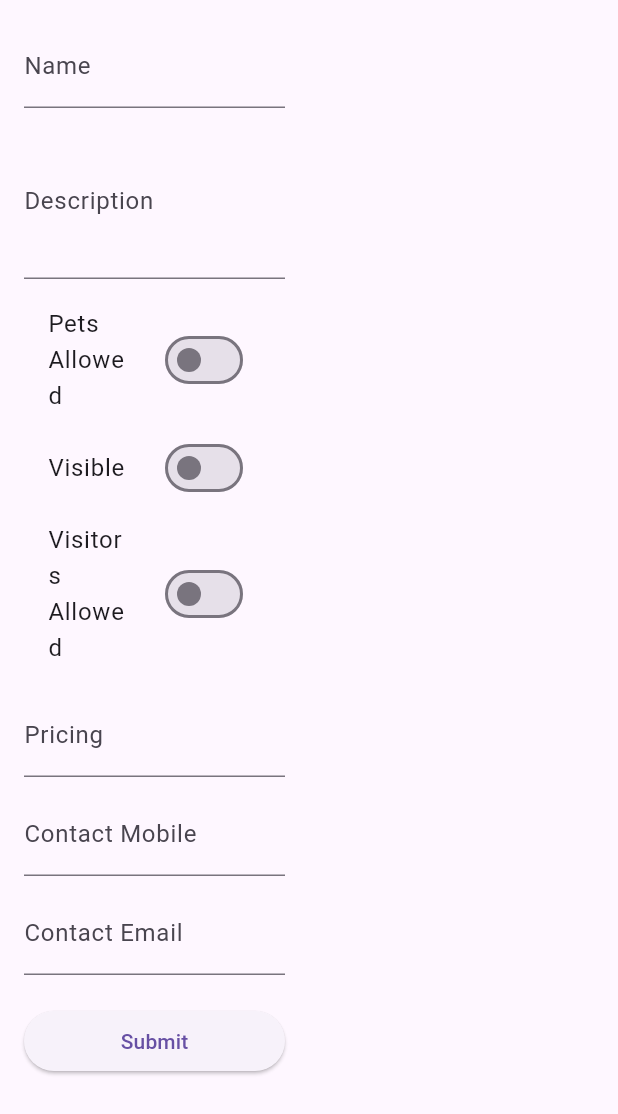
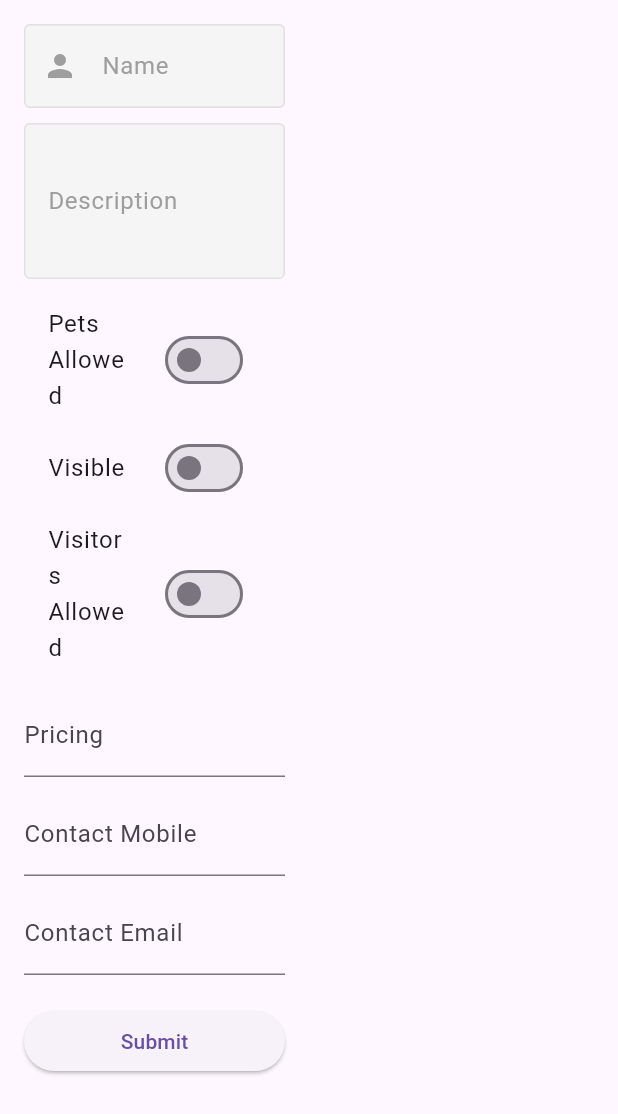
Before and after one commit to mary3l/Flutter-Web_Student_Housing, a Flutter app: the HousingForm widget shown alone on an empty page, opened directly, on a phone screen of 412 x 824 dp. Shown: the top 1114 px of the screen. Run offline on Flutter 3.47's test engine with Material 3 defaults, Android fonts, the phone set to English and light mode, and no system bars; our stand-ins replace carousel_slider, cloud_firestore, firebase_auth, firebase_core, google_sign_in, shared_preferences; accounts and stored records are empty.

Commit message:
Fixing UI

```diff
--- a/lib/widgets/Form.dart
+++ b/lib/widgets/Form.dart
@@ -30,7 +30,29 @@
           child: ListView(
             children: <Widget>[
               TextFormField(
-                decoration: InputDecoration(labelText: 'Name'),
+                decoration: InputDecoration(
+                  labelText: 'Name',
+                  labelStyle: TextStyle(color: Colors.grey),
+                  hintText: 'Enter your full name',
+                  hintStyle: TextStyle(color: Colors.grey.shade500),
+                  errorBorder: OutlineInputBorder(
+                    borderSide: BorderSide(color: Colors.redAccent, width: 1.0),
+                  ),
+                  focusedBorder: OutlineInputBorder(
+                    borderSide:
+                        BorderSide(color: Colors.blueAccent, width: 2.0),
+                  ),
+                  enabledBorder: OutlineInputBorder(
+                    borderSide:
+                        BorderSide(color: Colors.grey.shade300, width: 1.0),
+                  ),
+                  border: OutlineInputBorder(
+                    borderRadius: BorderRadius.circular(8.0),
+                  ),
+                  prefixIcon: Icon(Icons.person, color: Colors.grey),
+                  fillColor: Colors.grey.shade100,
+                  filled: true,
+                ),
                 validator: (value) {
                   if (value == null || value.isEmpty) {
                     return 'Please enter a name';
@@ -43,7 +65,28 @@
               ),
               SizedBox(height: 10),
               TextFormField(
-                decoration: InputDecoration(labelText: 'Description'),
+                decoration: InputDecoration(
+                  labelText: 'Description',
+                  labelStyle: TextStyle(color: Colors.grey),
+                  hintText: 'Enter a brief description',
+                  hintStyle: TextStyle(color: Colors.grey.shade500),
+                  errorBorder: OutlineInputBorder(
+                    borderSide: BorderSide(color: Colors.redAccent, width: 1.0),
+                  ),
+                  focusedBorder: OutlineInputBorder(
+                    borderSide:
+                        BorderSide(color: Colors.blueAccent, width: 2.0),
+                  ),
+                  enabledBorder: OutlineInputBorder(
+                    borderSide:
+                        BorderSide(color: Colors.grey.shade300, width: 1.0),
+                  ),
+                  border: OutlineInputBorder(
+                    borderRadius: BorderRadius.circular(8.0),
+                  ),
+                  fillColor: Colors.grey.shade100,
+                  filled: true,
+                ),
                 validator: (value) {
                   if (value == null || value.isEmpty) {
                     return 'Please enter a description';
--- a/pubspec.yaml
+++ b/pubspec.yaml
@@ -30,7 +30,7 @@
 dependencies:
   flutter:
     sdk: flutter
-  provider: ^5.0.0
+  provider: ^6.1.2
 
   # The following adds the Cupertino Icons font to your application.
   # Use with the CupertinoIcons class for iOS style icons.
@@ -64,7 +64,7 @@
   # activated in the `analysis_options.yaml` file located at the root of your
   # package. See that file for information about deactivating specific lint
   # rules and activating additional ones.
-  flutter_lints: ^2.0.0
+  flutter_lints: ^3.0.2
 
 # For information on the generic Dart part of this file, see the
 # following page: https://dart.dev/tools/pub/pubspec
```
Also changed, not shown: pubspec.lock.
